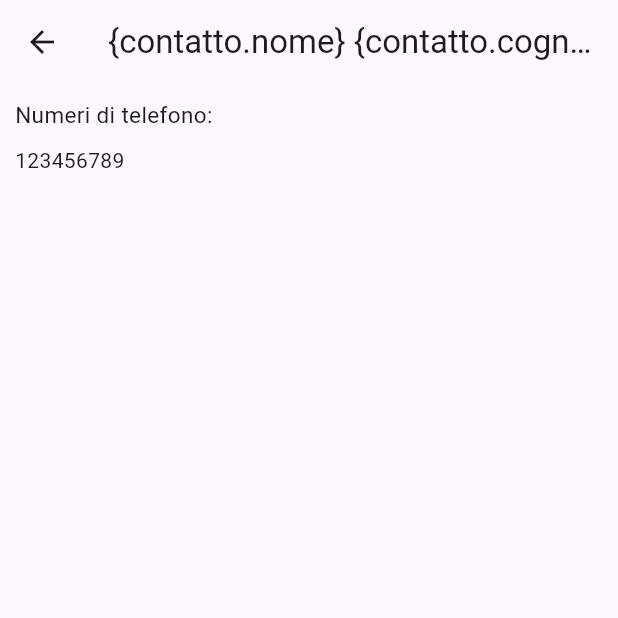
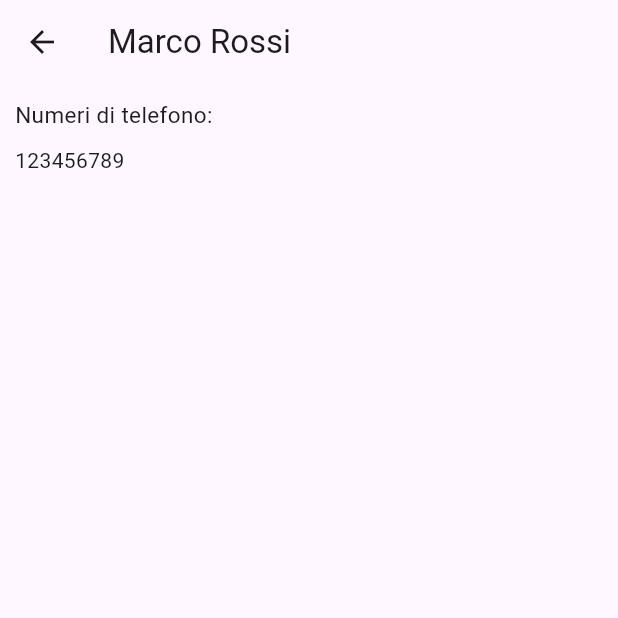
Before and after one commit to preva12/Esercizi_Flutter_Brownies, a Flutter app: the screen it shows after launch, after a tap on an icon or button, on a phone screen of 412 x 824 dp, the top half of it. Run offline on Flutter 3.47's test engine with Material 3 defaults, Android fonts, the light colour scheme and no system bars.

Commit message:
aggionamento 2

```diff
--- a/lib/main.dart
+++ b/lib/main.dart
@@ -1,11 +1,10 @@
 import 'package:flutter/material.dart';
-
 
 void main() {
   runApp(const MiaApp());
 }
 
-// final perchè quella variabile non puo essere piu modificata
+// Modello contatto
 class Contatto {
   final String nome;
   final String cognome;
@@ -18,25 +17,26 @@ class Contatto {
   });
 }
 
-// contatti
+// Lista contatti
 final List<Contatto> listaContatti = [
   Contatto(nome: "Marco", cognome: "Rossi", numero: ["123456789"]),
-  Contatto(nome: "Sergio", cognome: "Gialli", numero:  ["123456789", "111111111"]),
+  Contatto(nome: "Sergio", cognome: "Gialli", numero: ["123456789", "111111111"]),
 ];
 
-// APP
+// App principale
 class MiaApp extends StatelessWidget {
   const MiaApp({super.key});
 
   @override
   Widget build(BuildContext context) {
     return MaterialApp(
-      home: PaginaHome(),
+      home: const PaginaHome(),
+      debugShowCheckedModeBanner: false,
     );
   }
 }
 
-// schermata principale
+// Schermata principale
 class PaginaHome extends StatelessWidget {
   const PaginaHome({super.key});
 
@@ -44,34 +44,29 @@ class PaginaHome extends StatelessWidget {
   Widget build(BuildContext context) {
     return Scaffold(
       appBar: AppBar(title: const Text("Rubrica")),
-      body: ListView.builder(
-        itemCount: listaContatti.length,
-        itemBuilder: (context, index) {
-          final contatto = listaContatti[index];
-
+      body: ListView(
+        children: listaContatti.map((contatto) {
           return ListTile(
             title: Text("${contatto.nome} ${contatto.cognome}"),
             subtitle: Text(
-              contatto.numero.isNotEmpty
-                  ? contatto.numero.first
-                  : "Nessun numero",
+              contatto.numero.isNotEmpty ? contatto.numero.first : "Nessun numero",
             ),
             onTap: () {
               Navigator.push(
                 context,
                 MaterialPageRoute(
-                  builder:(e) => PaginaDettaglio(contatto: contatto),
+                  builder: (_) => PaginaDettaglio(contatto: contatto),
                 ),
               );
             },
           );
-        },
+        }).toList(),
       ),
     );
   }
 }
 
-// pagina di contatto
+// Pagina di dettaglio contatto
 class PaginaDettaglio extends StatelessWidget {
   final Contatto contatto;
 
@@ -80,7 +75,7 @@ class PaginaDettaglio extends StatelessWidget {
   @override
   Widget build(BuildContext context) {
     return Scaffold(
-      appBar: AppBar(title: Text("{contatto.nome} {contatto.cognome}")),
+      appBar: AppBar(title: Text("${contatto.nome} ${contatto.cognome}")),
       body: Padding(
         padding: const EdgeInsets.all(10.0),
         child: Column(
```
